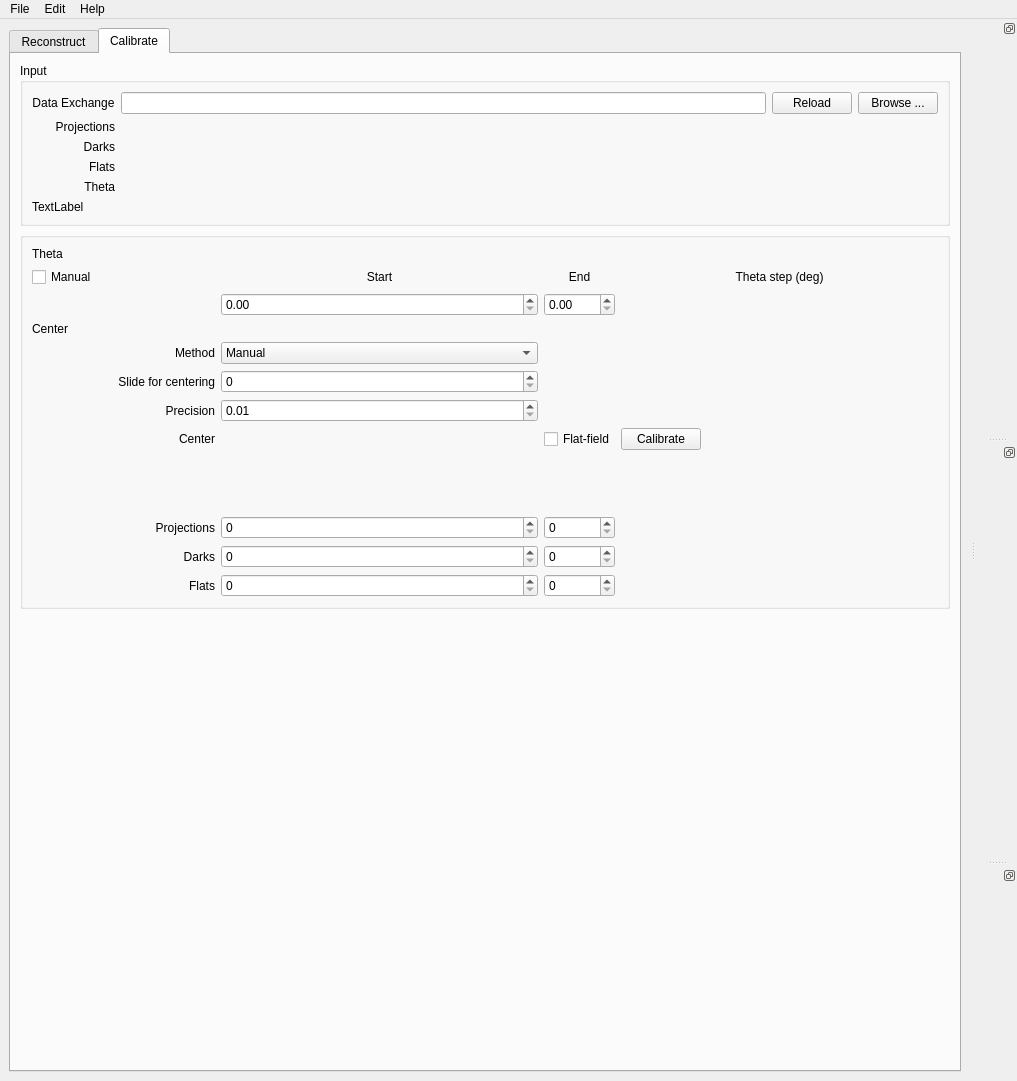
Above: ufot/gui.ui from tomography/tomopy-gui before the change. Below: the same form after it.
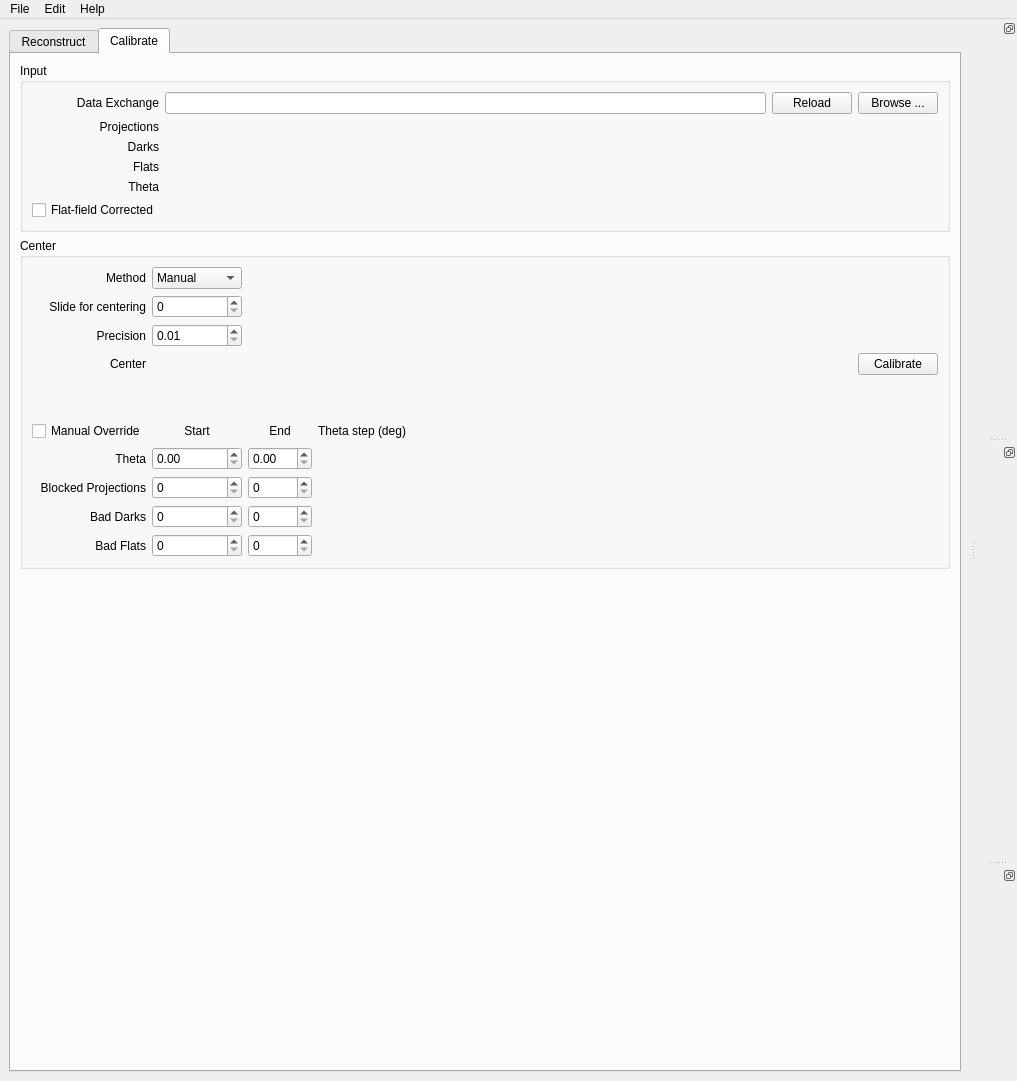
That is the form after the change.

Commit message: working on manual override

What changed in the file:
```diff
--- a/ufot/gui.ui
+++ b/ufot/gui.ui
@@ -1016,7 +1016,7 @@
                   <string>Data Exchange</string>
                  </property>
                  <property name="alignment">
-                  <set>Qt::AlignCenter</set>
+                  <set>Qt::AlignRight|Qt::AlignTrailing|Qt::AlignVCenter</set>
                  </property>
                 </widget>
                </item>
@@ -1075,81 +1075,60 @@
                  </property>
                 </widget>
                </item>
+               <item row="5" column="1">
+                <widget class="QCheckBox" name="ffc_box">
+                 <property name="text">
+                  <string>Flat-field Corrected</string>
+                 </property>
+                </widget>
+               </item>
               </layout>
              </item>
-             <item>
-              <widget class="QLabel" name="label_9">
-               <property name="text">
-                <string>TextLabel</string>
-               </property>
-              </widget>
-             </item>
             </layout>
            </widget>
           </item>
           <item>
            <widget class="QGroupBox" name="groupBox_2">
             <property name="title">
-             <string/>
+             <string>Center</string>
             </property>
             <layout class="QVBoxLayout" name="verticalLayout_12">
-             <item>
-              <widget class="QLabel" name="label_18">
-               <property name="text">
-                <string>Theta</string>
-               </property>
-              </widget>
-             </item>
              <item>
               <layout class="QGridLayout" name="gridLayout_6">
-               <item row="7" column="1">
-                <widget class="QLabel" name="slice_center_label">
-                 <property name="text">
-                  <string>Slide for centering</string>
+               <item row="9" column="2">
+                <spacer name="verticalSpacer">
+                 <property name="orientation">
+                  <enum>Qt::Vertical</enum>
                  </property>
-                 <property name="alignment">
-                  <set>Qt::AlignRight|Qt::AlignTrailing|Qt::AlignVCenter</set>
+                 <property name="sizeHint" stdset="0">
+                  <size>
+                   <width>20</width>
+                   <height>40</height>
+                  </size>
                  </property>
-                </widget>
+                </spacer>
                </item>
-               <item row="6" column="1">
-                <widget class="QLabel" name="center_label">
+               <item row="10" column="2">
+                <widget class="QLabel" name="data_end_label">
                  <property name="text">
-                  <string>Method</string>
+                  <string>End</string>
                  </property>
                  <property name="alignment">
-                  <set>Qt::AlignRight|Qt::AlignTrailing|Qt::AlignVCenter</set>
+                  <set>Qt::AlignCenter</set>
                  </property>
                 </widget>
                </item>
-               <item row="5" column="0">
-                <widget class="QLabel" name="label_20">
+               <item row="11" column="4">
+                <widget class="QLabel" name="theta_step">
                  <property name="text">
-                  <string>Center</string>
+                  <string/>
                  </property>
-                </widget>
-               </item>
-               <item row="1" column="2">
-                <widget class="QDoubleSpinBox" name="theta_start">
-                 <property name="decimals">
-                  <number>2</number>
+                 <property name="alignment">
+                  <set>Qt::AlignCenter</set>
                  </property>
-                 <property name="maximum">
-                  <double>360.000000000000000</double>
-                 </property>
-                 <property name="singleStep">
-                  <double>0.100000000000000</double>
-                 </property>
                 </widget>
                </item>
-               <item row="7" column="2">
-                <widget class="QSpinBox" name="slice_center">
-                 <property name="maximum">
-                  <number>4096</number>
-                 </property>
-                </widget>
-               </item>
-               <item row="6" column="2">
+               <item row="5" column="1">
                 <widget class="QComboBox" name="center_method_box">
                  <item>
                   <property name="text">
@@ -1173,84 +1152,56 @@
                  </item>
                 </widget>
                </item>
-               <item row="14" column="3">
-                <widget class="QSpinBox" name="data_dark_end"/>
+               <item row="13" column="0">
+                <widget class="QLabel" name="data_dark_label">
+                 <property name="text">
+                  <string>Bad Darks</string>
+                 </property>
+                 <property name="alignment">
+                  <set>Qt::AlignRight|Qt::AlignTrailing|Qt::AlignVCenter</set>
+                 </property>
+                </widget>
                </item>
-               <item row="12" column="4">
-                <spacer name="horizontalSpacer_3">
-                 <property name="orientation">
-                  <enum>Qt::Horizontal</enum>
+               <item row="11" column="0">
+                <widget class="QLabel" name="theta_label">
+                 <property name="text">
+                  <string>Theta</string>
                  </property>
-                 <property name="sizeHint" stdset="0">
-                  <size>
-                   <width>40</width>
-                   <height>20</height>
-                  </size>
+                 <property name="alignment">
+                  <set>Qt::AlignRight|Qt::AlignTrailing|Qt::AlignVCenter</set>
                  </property>
-                </spacer>
+                </widget>
                </item>
-               <item row="15" column="2">
-                <widget class="QSpinBox" name="data_white_start"/>
+               <item row="14" column="0">
+                <widget class="QLabel" name="data_white_label">
+                 <property name="text">
+                  <string>Bad Flats</string>
+                 </property>
+                 <property name="alignment">
+                  <set>Qt::AlignRight|Qt::AlignTrailing|Qt::AlignVCenter</set>
+                 </property>
+                </widget>
                </item>
-               <item row="13" column="2">
-                <widget class="QSpinBox" name="data_start"/>
+               <item row="6" column="1">
+                <widget class="QSpinBox" name="slice_center">
+                 <property name="maximum">
+                  <number>4096</number>
+                 </property>
+                </widget>
                </item>
-               <item row="15" column="3">
-                <widget class="QSpinBox" name="data_white_end"/>
-               </item>
-               <item row="13" column="3">
+               <item row="12" column="2">
                 <widget class="QSpinBox" name="data_end"/>
                </item>
-               <item row="14" column="2">
+               <item row="12" column="1">
+                <widget class="QSpinBox" name="data_start"/>
+               </item>
+               <item row="13" column="1">
                 <widget class="QSpinBox" name="data_dark_start"/>
                </item>
-               <item row="0" column="4">
-                <widget class="QLabel" name="theta_step_label">
-                 <property name="text">
-                  <string>Theta step (deg)</string>
-                 </property>
-                 <property name="alignment">
-                  <set>Qt::AlignCenter</set>
-                 </property>
-                </widget>
-               </item>
                <item row="8" column="1">
-                <widget class="QLabel" name="label_11">
-                 <property name="text">
-                  <string>Precision</string>
-                 </property>
-                 <property name="alignment">
-                  <set>Qt::AlignRight|Qt::AlignTrailing|Qt::AlignVCenter</set>
-                 </property>
-                </widget>
-               </item>
-               <item row="1" column="4">
-                <widget class="QLabel" name="theta_step">
-                 <property name="text">
-                  <string/>
-                 </property>
-                 <property name="alignment">
-                  <set>Qt::AlignCenter</set>
-                 </property>
-                </widget>
-               </item>
-               <item row="1" column="3">
-                <widget class="QDoubleSpinBox" name="theta_end">
-                 <property name="decimals">
-                  <number>2</number>
-                 </property>
-                 <property name="maximum">
-                  <double>360.000000000000000</double>
-                 </property>
-                 <property name="singleStep">
-                  <double>0.100000000000000</double>
-                 </property>
-                </widget>
-               </item>
-               <item row="9" column="2">
                 <widget class="QLabel" name="axis_num">
                  <property name="sizePolicy">
-                  <sizepolicy hsizetype="Expanding" vsizetype="Fixed">
+                  <sizepolicy hsizetype="Preferred" vsizetype="Preferred">
                    <horstretch>0</horstretch>
                    <verstretch>0</verstretch>
                   </sizepolicy>
@@ -1266,8 +1217,113 @@
                  </property>
                 </widget>
                </item>
-               <item row="9" column="1">
-                <widget class="QLabel" name="label_8">
+               <item row="11" column="1">
+                <widget class="QDoubleSpinBox" name="theta_start">
+                 <property name="decimals">
+                  <number>2</number>
+                 </property>
+                 <property name="maximum">
+                  <double>360.000000000000000</double>
+                 </property>
+                 <property name="singleStep">
+                  <double>0.100000000000000</double>
+                 </property>
+                </widget>
+               </item>
+               <item row="8" column="6">
+                <widget class="QPushButton" name="calibrate_dx">
+                 <property name="sizePolicy">
+                  <sizepolicy hsizetype="Fixed" vsizetype="Fixed">
+                   <horstretch>0</horstretch>
+                   <verstretch>0</verstretch>
+                  </sizepolicy>
+                 </property>
+                 <property name="text">
+                  <string>Calibrate</string>
+                 </property>
+                </widget>
+               </item>
+               <item row="10" column="0">
+                <widget class="QCheckBox" name="manual_box">
+                 <property name="text">
+                  <string>Manual Override</string>
+                 </property>
+                </widget>
+               </item>
+               <item row="14" column="1">
+                <widget class="QSpinBox" name="data_white_start"/>
+               </item>
+               <item row="14" column="2">
+                <widget class="QSpinBox" name="data_white_end"/>
+               </item>
+               <item row="13" column="2">
+                <widget class="QSpinBox" name="data_dark_end"/>
+               </item>
+               <item row="7" column="0">
+                <widget class="QLabel" name="slice_center_precision_label">
+                 <property name="text">
+                  <string>Precision</string>
+                 </property>
+                 <property name="alignment">
+                  <set>Qt::AlignRight|Qt::AlignTrailing|Qt::AlignVCenter</set>
+                 </property>
+                </widget>
+               </item>
+               <item row="6" column="0">
+                <widget class="QLabel" name="slice_center_label">
+                 <property name="text">
+                  <string>Slide for centering</string>
+                 </property>
+                 <property name="alignment">
+                  <set>Qt::AlignRight|Qt::AlignTrailing|Qt::AlignVCenter</set>
+                 </property>
+                </widget>
+               </item>
+               <item row="11" column="2">
+                <widget class="QDoubleSpinBox" name="theta_end">
+                 <property name="decimals">
+                  <number>2</number>
+                 </property>
+                 <property name="maximum">
+                  <double>360.000000000000000</double>
+                 </property>
+                 <property name="singleStep">
+                  <double>0.100000000000000</double>
+                 </property>
+                </widget>
+               </item>
+               <item row="10" column="4">
+                <widget class="QLabel" name="theta_step_label">
+                 <property name="text">
+                  <string>Theta step (deg)</string>
+                 </property>
+                 <property name="alignment">
+                  <set>Qt::AlignCenter</set>
+                 </property>
+                </widget>
+               </item>
+               <item row="10" column="1">
+                <widget class="QLabel" name="data_start_label">
+                 <property name="text">
+                  <string>Start</string>
+                 </property>
+                 <property name="alignment">
+                  <set>Qt::AlignCenter</set>
+                 </property>
+                </widget>
+               </item>
+               <item row="12" column="0">
+                <widget class="QLabel" name="data_label">
+                 <property name="text">
+                  <string>Blocked Projections</string>
+                 </property>
+                 <property name="alignment">
+                  <set>Qt::AlignRight|Qt::AlignTrailing|Qt::AlignVCenter</set>
+                 </property>
+                </widget>
+               </item>
+               <item row="8" column="0">
+                <widget class="QLabel" name="center_label">
                  <property name="sizePolicy">
                   <sizepolicy hsizetype="Preferred" vsizetype="Preferred">
                    <horstretch>0</horstretch>
@@ -1288,8 +1344,18 @@
                  </property>
                 </widget>
                </item>
-               <item row="8" column="2">
-                <widget class="QDoubleSpinBox" name="doubleSpinBox_4">
+               <item row="5" column="0">
+                <widget class="QLabel" name="center_method_label">
+                 <property name="text">
+                  <string>Method</string>
+                 </property>
+                 <property name="alignment">
+                  <set>Qt::AlignRight|Qt::AlignTrailing|Qt::AlignVCenter</set>
+                 </property>
+                </widget>
+               </item>
+               <item row="7" column="1">
+                <widget class="QDoubleSpinBox" name="slice_center_precision">
                  <property name="minimum">
                   <double>0.010000000000000</double>
                  </property>
@@ -1298,96 +1364,19 @@
                  </property>
                 </widget>
                </item>
-               <item row="10" column="2">
-                <spacer name="verticalSpacer">
+               <item row="12" column="5">
+                <spacer name="horizontalSpacer_3">
                  <property name="orientation">
-                  <enum>Qt::Vertical</enum>
+                  <enum>Qt::Horizontal</enum>
                  </property>
                  <property name="sizeHint" stdset="0">
                   <size>
-                   <width>20</width>
-                   <height>40</height>
+                   <width>40</width>
+                   <height>20</height>
                   </size>
                  </property>
                 </spacer>
                </item>
-               <item row="13" column="1">
-                <widget class="QLabel" name="label_4">
-                 <property name="text">
-                  <string>Projections</string>
-                 </property>
-                 <property name="alignment">
-                  <set>Qt::AlignRight|Qt::AlignTrailing|Qt::AlignVCenter</set>
-                 </property>
-                </widget>
-               </item>
-               <item row="14" column="1">
-                <widget class="QLabel" name="label_5">
-                 <property name="text">
-                  <string>Darks</string>
-                 </property>
-                 <property name="alignment">
-                  <set>Qt::AlignRight|Qt::AlignTrailing|Qt::AlignVCenter</set>
-                 </property>
-                </widget>
-               </item>
-               <item row="15" column="1">
-                <widget class="QLabel" name="label_7">
-                 <property name="text">
-                  <string>Flats</string>
-                 </property>
-                 <property name="alignment">
-                  <set>Qt::AlignRight|Qt::AlignTrailing|Qt::AlignVCenter</set>
-                 </property>
-                </widget>
-               </item>
-               <item row="0" column="0">
-                <widget class="QCheckBox" name="manual_box">
-                 <property name="text">
-                  <string>Manual</string>
-                 </property>
-                </widget>
-               </item>
-               <item row="0" column="2">
-                <widget class="QLabel" name="data_start_label">
-                 <property name="text">
-                  <string>Start</string>
-                 </property>
-                 <property name="alignment">
-                  <set>Qt::AlignCenter</set>
-                 </property>
-                </widget>
-               </item>
-               <item row="0" column="3">
-                <widget class="QLabel" name="data_end_label">
-                 <property name="text">
-                  <string>End</string>
-                 </property>
-                 <property name="alignment">
-                  <set>Qt::AlignCenter</set>
-                 </property>
-                </widget>
-               </item>
-               <item row="9" column="4">
-                <widget class="QPushButton" name="calibrate_dx">
-                 <property name="sizePolicy">
-                  <sizepolicy hsizetype="Fixed" vsizetype="Fixed">
-                   <horstretch>0</horstretch>
-                   <verstretch>0</verstretch>
-                  </sizepolicy>
-                 </property>
-                 <property name="text">
-                  <string>Calibrate</string>
-                 </property>
-                </widget>
-               </item>
-               <item row="9" column="3">
-                <widget class="QCheckBox" name="ffc_box">
-                 <property name="text">
-                  <string>Flat-field</string>
-                 </property>
-                </widget>
-               </item>
               </layout>
              </item>
             </layout>
```
Left out of the diff: 33 changed lines with no effect on the pictures. The commit also changes 2 other files.
